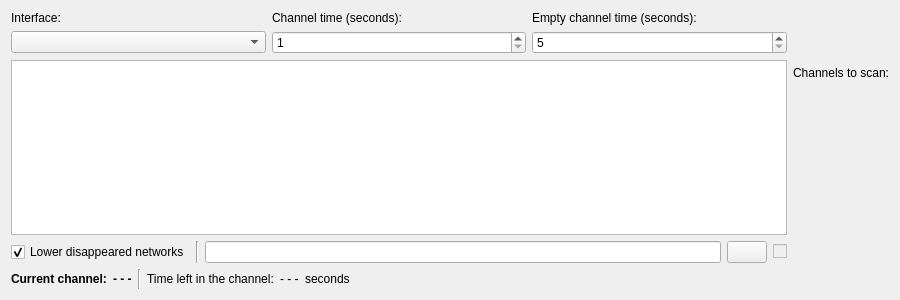
Before: the Qt Designer form src/qtGUI/QtGUI.ui in wmon/wmon, drawn with Qt 5.
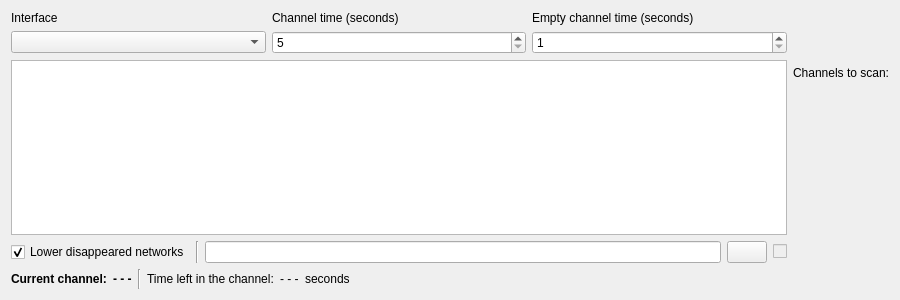
After: the same form once the commit is applied. Custom widgets are drawn as their Qt base class.

What changed in the file:
```diff
--- a/src/qtGUI/QtGUI.ui
+++ b/src/qtGUI/QtGUI.ui
@@ -23,38 +23,38 @@
          <item row="1" column="0">
           <widget class="QComboBox" name="interfaces"/>
          </item>
-         <item row="1" column="1">
+         <item row="1" column="2">
           <widget class="QSpinBox" name="ectime">
            <property name="minimum">
             <number>1</number>
            </property>
           </widget>
          </item>
-         <item row="1" column="2">
-          <widget class="QSpinBox" name="ctime">
-           <property name="minimum">
-            <number>5</number>
-           </property>
-          </widget>
-         </item>
-         <item row="0" column="1">
-          <widget class="QLabel" name="ctimeLabel">
-           <property name="text">
-            <string>Channel time (seconds):</string>
-           </property>
-          </widget>
-         </item>
          <item row="0" column="2">
           <widget class="QLabel" name="ectimeLabel">
            <property name="text">
-            <string>Empty channel time (seconds):</string>
+            <string>Empty channel time (seconds)</string>
            </property>
           </widget>
          </item>
          <item row="0" column="0">
           <widget class="QLabel" name="interfacesLabel">
            <property name="text">
-            <string>Interface:</string>
+            <string>Interface</string>
+           </property>
+          </widget>
+         </item>
+         <item row="1" column="1">
+          <widget class="QSpinBox" name="ctime">
+           <property name="minimum">
+            <number>5</number>
+           </property>
+          </widget>
+         </item>
+         <item row="0" column="1">
+          <widget class="QLabel" name="ctimeLabel">
+           <property name="text">
+            <string>Channel time (seconds)</string>
            </property>
           </widget>
          </item>
```
Left out of the diff: 18 changed lines with no effect on the pictures.
